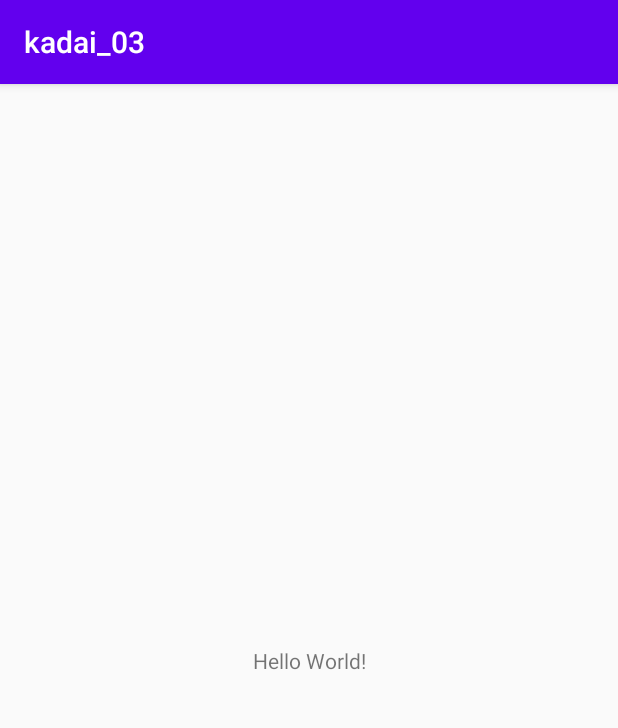
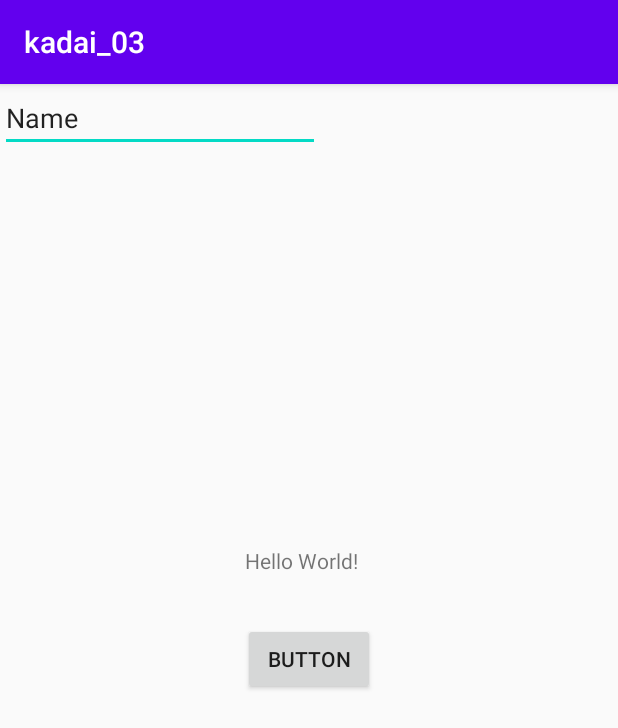
Before and after one commit to ryo1443/mobile_Ryo, an Android app: the screen it shows after launch (MainActivity), on a phone screen of 412 x 824 dp. Shown: the top 728 px of the screen. Run offline under Robolectric (Android 15) with nearby library versions, the phone set to English and light mode, and no system bars.

Commit message:
テキストボックスとテキスト、ボタンを配置

```diff
--- a/kadai_03/app/src/main/res/layout/activity_main.xml
+++ b/kadai_03/app/src/main/res/layout/activity_main.xml
@@ -7,12 +7,36 @@
     tools:context=".MainActivity">
 
     <TextView
+        android:id="@+id/textView"
         android:layout_width="wrap_content"
         android:layout_height="wrap_content"
         android:text="Hello World!"
         app:layout_constraintBottom_toBottomOf="parent"
+        app:layout_constraintHorizontal_bias="0.485"
         app:layout_constraintLeft_toLeftOf="parent"
         app:layout_constraintRight_toRightOf="parent"
-        app:layout_constraintTop_toTopOf="parent" />
+        app:layout_constraintTop_toTopOf="parent"
+        app:layout_constraintVertical_bias="0.411" />
+
+    <Button
+        android:id="@+id/RUN_button"
+        android:layout_width="wrap_content"
+        android:layout_height="wrap_content"
+        android:layout_marginTop="32dp"
+        android:text="Button"
+        app:layout_constraintEnd_toEndOf="parent"
+        app:layout_constraintStart_toStartOf="parent"
+        app:layout_constraintTop_toBottomOf="@+id/textView" />
+
+    <EditText
+        android:id="@+id/editText"
+        android:layout_width="wrap_content"
+        android:layout_height="wrap_content"
+        android:ems="10"
+        android:inputType="textPersonName"
+        android:singleLine="true"
+        android:text="Name"
+        tools:layout_editor_absoluteX="137dp"
+        tools:layout_editor_absoluteY="158dp" />
 
 </androidx.constraintlayout.widget.ConstraintLayout>
```
